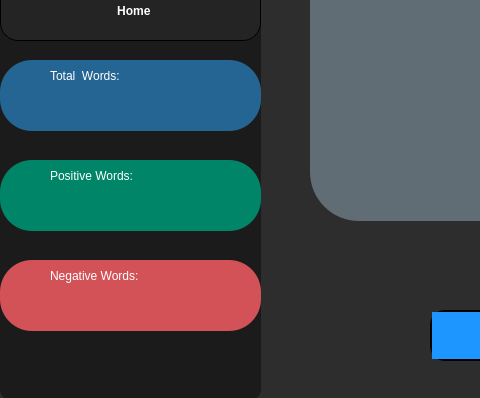
First picture: the form in mainwindow.ui, repository Maliksaad231224/Lexicon-Based-Sentiment-Analysis-C-QT, before the edit; both pictures show x 0 to 480 and y 270 to 668 of the 1000 by 668 pixel window.
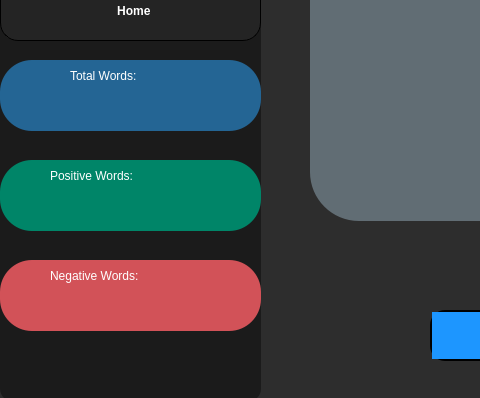
Second picture: the form after the edit. The open tabs and pages were chosen to show the change. Icons and pictures are not drawn.

Diff of the .ui file:
```diff
--- a/mainwindow.ui
+++ b/mainwindow.ui
@@ -745,7 +745,7 @@
        <widget class="QLabel" name="label_19">
         <property name="geometry">
          <rect>
-          <x>50</x>
+          <x>70</x>
           <y>0</y>
           <width>151</width>
           <height>31</height>
@@ -757,14 +757,14 @@
 color: rgb(255, 255, 255);</string>
         </property>
         <property name="text">
-         <string>Total  Words:</string>
+         <string>Total Words:</string>
         </property>
        </widget>
        <widget class="QLabel" name="totalwords">
         <property name="geometry">
          <rect>
-          <x>120</x>
-          <y>20</y>
+          <x>110</x>
+          <y>30</y>
           <width>71</width>
           <height>41</height>
          </rect>
@@ -823,7 +823,7 @@
        <widget class="QLabel" name="positive">
         <property name="geometry">
          <rect>
-          <x>120</x>
+          <x>110</x>
           <y>20</y>
           <width>71</width>
           <height>51</height>
@@ -884,7 +884,7 @@
        <widget class="QLabel" name="negative">
         <property name="geometry">
          <rect>
-          <x>120</x>
+          <x>110</x>
           <y>20</y>
           <width>61</width>
           <height>51</height>
```
Left out of the diff: 10 changed lines with no effect on the pictures.
